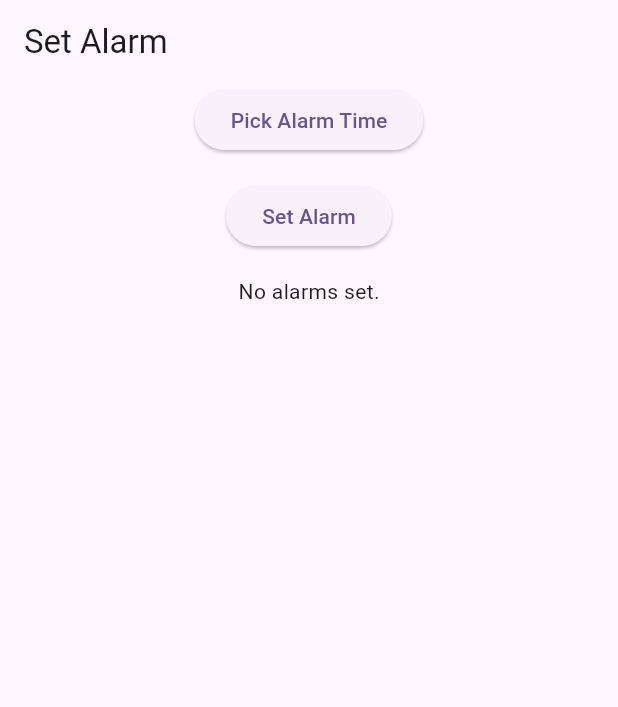
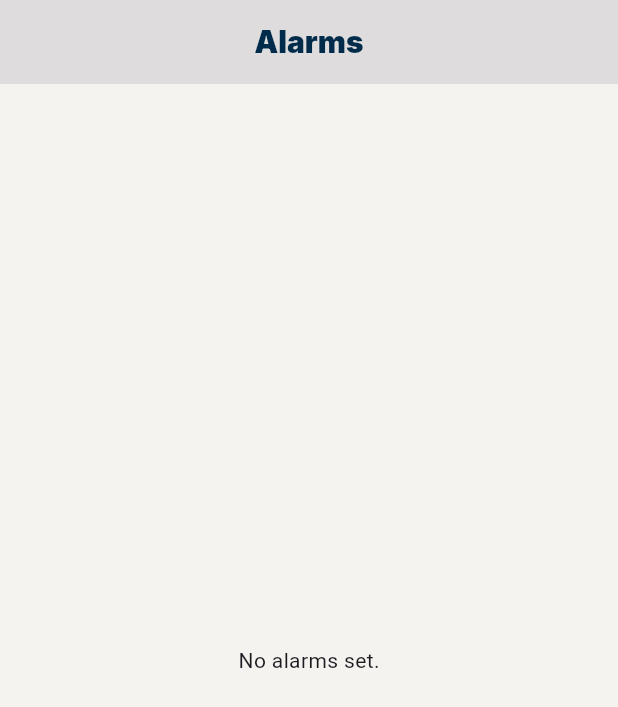
Before and after one commit to marcsaffold17/GetJobApp, a Flutter app: the AlarmScreen screen opened directly, on a phone screen of 412 x 824 dp. Shown: the top 707 px of the screen. Run offline on Flutter 3.47's test engine with Material 3 defaults, Android fonts, the phone set to English and light mode, and no system bars; our stand-ins replace cloud_firestore, csv, email_validator, firebase_auth, firebase_core, get and 1 more; missing offline and left inert: alarm; accounts and stored records are empty; project files that could hold a hidden picture were left out.

Commit message:
UI updates to alarm screen

```diff
--- a/finalproject/finalproject/lib/view/alarm_view.dart
+++ b/finalproject/finalproject/lib/view/alarm_view.dart
@@ -1,4 +1,5 @@
 import 'package:flutter/material.dart';
+import 'package:intl/intl.dart';
 import '../presenter/alarm_presenter.dart';
 import '../model/alarm_model.dart';
 
@@ -36,6 +37,7 @@ class _AlarmScreenState extends State<AlarmScreen> implements AlarmView {
     final model = AlarmModel(
       id: DateTime.now().millisecondsSinceEpoch.toString(),
       dateTime: _selectedDateTime,
+      title: 'Alarm', // Change this to user inputted event name
     );
     _presenter.setAlarm(model);
   }
@@ -55,26 +57,111 @@ class _AlarmScreenState extends State<AlarmScreen> implements AlarmView {
 
   @override
   Widget build(BuildContext context) {
+
+    // Alarms are grouped by date
+    final alarmsByDate = <DateTime, List<AlarmModel>>{};
+    for (var alarm in _alarms) {
+      final date = DateTime(alarm.dateTime.year, alarm.dateTime.month, alarm.dateTime.day);
+      alarmsByDate.putIfAbsent(date, () => []).add(alarm);
+    }
+
+    // Dates sorted by most to least recent
+    final sortedDates = alarmsByDate.keys.toList()
+      ..sort((b, a) => b.compareTo(a));
+
     return Scaffold(
-      appBar: AppBar(title: Text('Set Alarm')),
+      backgroundColor: const Color.fromARGB(255, 244, 243, 240),
+      appBar: AppBar(
+        backgroundColor: const Color.fromARGB(255, 230, 230, 226),
+        elevation: 2,
+        centerTitle: true,
+        title: const Text(
+          'Alarms',
+          style: TextStyle(
+            fontFamily: 'inter',
+            fontSize: 20,
+            fontWeight: FontWeight.w600,
+            color: Color.fromARGB(255, 0, 43, 75),
+          ),
+        ),
+        iconTheme: const IconThemeData(color: Color.fromARGB(255, 0, 43, 75)),
+      ),
       body: Center(
         child: Column(
           mainAxisAlignment: MainAxisAlignment.center,
           children: [
-            ElevatedButton(onPressed: () => _selectDateTime(context), child: Text('Pick Alarm Time')),
+
+            // Temporarily removing "pick alarm time" and "set alarm" buttons
+            /*
+            ElevatedButton(
+              onPressed: () => _selectDateTime(context),
+              child: Text('Pick Alarm Time'),
+            ),
             SizedBox(height: 16),
             ElevatedButton(onPressed: _setAlarm, child: Text('Set Alarm')),
             SizedBox(height: 16),
-            Expanded( // Important!
+            */
+
+            Expanded(
               child: _alarms.isEmpty
-                  ? Text("No alarms set.")
+                  ? Center(child: Text("No alarms set."))
                   : ListView.builder(
-                itemCount: _alarms.length,
+                itemCount: sortedDates.length,
+                padding: const EdgeInsets.all(12.0),
                 itemBuilder: (context, index) {
-                  final alarm = _alarms[index];
-                  return ListTile(
-                    title: Text('Alarm ID: ${alarm.id}'),
-                    subtitle: Text('Time: ${alarm.dateTime}'),
+                  final date = sortedDates[index];
+                  final dailyAlarms = alarmsByDate[date]!;
+
+                  return Card(
+                    color: const Color.fromARGB(255, 230, 230, 226),
+                    margin: const EdgeInsets.symmetric(vertical: 6),
+                    shape: RoundedRectangleBorder(
+                      borderRadius: BorderRadius.circular(12),
+                    ),
+                    elevation: 3,
+                    child: ExpansionTile(
+                      shape: RoundedRectangleBorder(
+                        borderRadius: BorderRadius.circular(12),
+                        side: BorderSide.none,
+                      ),
+                      collapsedShape: RoundedRectangleBorder(
+                        borderRadius: BorderRadius.circular(12),
+                        side: BorderSide.none,
+                      ),
+                      backgroundColor: const Color.fromARGB(255, 230, 230, 226),
+                      title: Text(
+                        DateFormat('EEEE, MMMM d, y').format(date),
+                        style: const TextStyle(
+                          fontFamily: 'inter',
+                          color: Color.fromARGB(255, 0, 43, 75),
+                        ),
+                      ),
+                      children: [
+                        const Divider(
+                          color: Color.fromARGB(255, 0, 43, 75),
+                          thickness: 1,
+                        ),
+                        ...dailyAlarms.map((alarm) => ListTile(
+                          dense: true,
+                          title: Text(
+                            alarm.title ?? 'Alarm',
+                            style: const TextStyle(
+                              fontFamily: 'JetB',
+                              fontSize: 12,
+                              color: Color.fromARGB(255, 17, 84, 116),
+                            ),
+                          ),
+                          trailing: Text(
+                            DateFormat('hh:mm a').format(alarm.dateTime),
+                            style: const TextStyle(
+                              fontFamily: 'JetB',
+                              fontSize: 12,
+                              color: Color.fromARGB(255, 34, 124, 157),
+                            ),
+                          ),
+                        )),
+                      ],
+                    ),
                   );
                 },
               ),
@@ -82,7 +169,6 @@ class _AlarmScreenState extends State<AlarmScreen> implements AlarmView {
           ],
         ),
       ),
-
     );
   }
 
```
